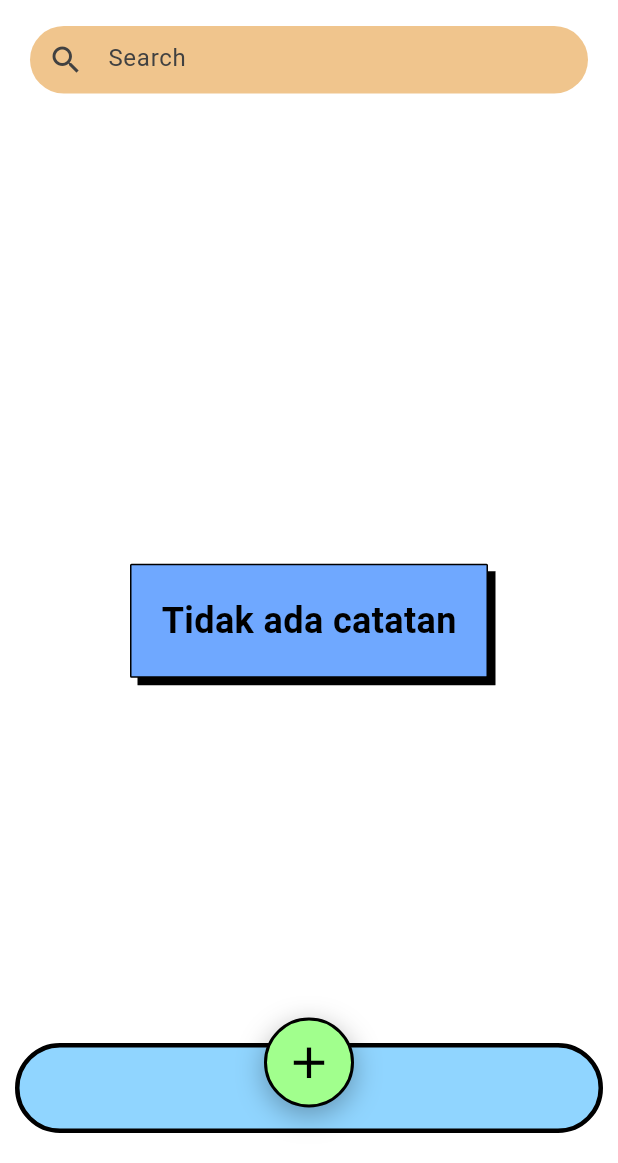
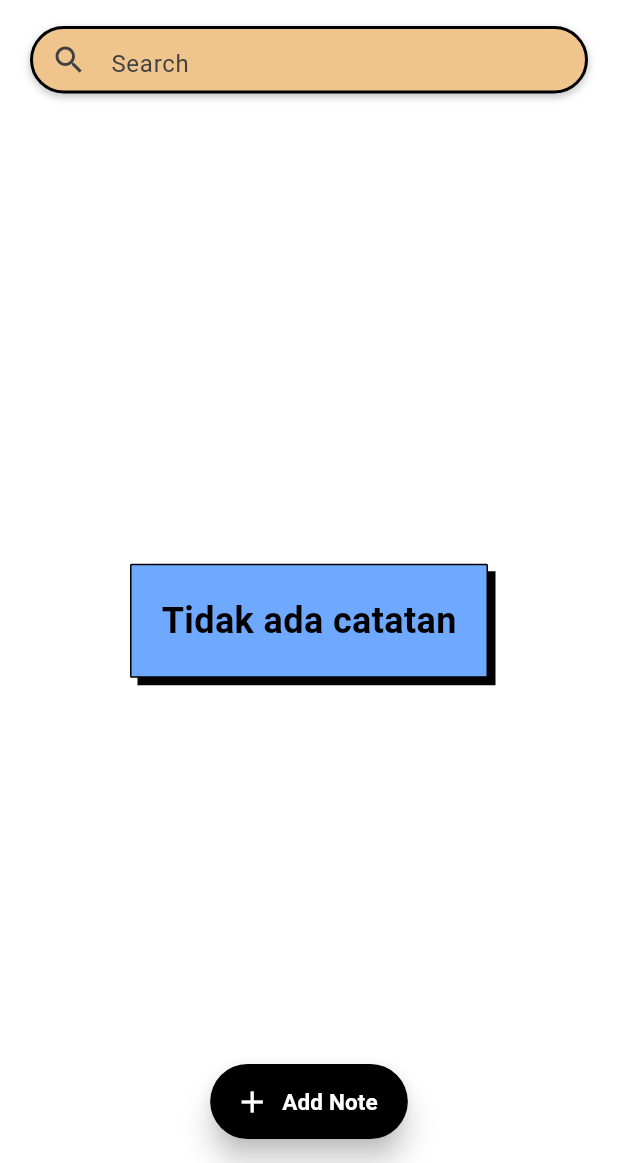
Before and after one commit to arifm1096/mnotes, a Flutter app: the screen it shows after launch, on a phone screen of 412 x 824 dp, the part 73-1236 px from its top. Run offline on Flutter 3.47's test engine with Material 3 defaults, Android fonts, the phone set to English and light mode, and no system bars; our stand-ins replace flutter_riverpod, hive, hive_flutter; accounts and stored records are empty.

Commit message:
changes navigator button

```diff
--- a/lib/features/notes/pages/notes_page.dart
+++ b/lib/features/notes/pages/notes_page.dart
@@ -120,6 +120,18 @@ class _NotesPageState extends ConsumerState<NotesPage> {
           child: Column(
             children: [
               const SizedBox(height: 10),
+              Positioned(
+                left: 0.5,
+                top: 0.5,
+                right: -0.5,
+                bottom: -0.5,
+                child: Container(
+                  decoration: BoxDecoration(
+                    color: Colors.black,
+                    borderRadius: BorderRadius.circular(1.0),
+                  ),
+                ),
+              ),
 
               /// SEARCH
               Padding(
@@ -129,6 +141,16 @@ class _NotesPageState extends ConsumerState<NotesPage> {
                   decoration: BoxDecoration(
                     color: const Color.fromARGB(255, 240, 197, 141),
                     borderRadius: BorderRadius.circular(30),
+                    border: Border.fromBorderSide(
+                      BorderSide(color: Colors.black, width: 2),
+                    ),
+                    boxShadow: [
+                      BoxShadow(
+                        color: Colors.black26,
+                        offset: Offset(0, 2),
+                        blurRadius: 4,
+                      ),
+                    ],
                   ),
                   child: TextField(
                     controller: searchController,
@@ -137,9 +159,14 @@ class _NotesPageState extends ConsumerState<NotesPage> {
                     },
                     decoration: const InputDecoration(
                       border: InputBorder.none,
-                      prefixIcon: Icon(Icons.search, color: Color.fromARGB(255, 65, 65, 65)),
+                      prefixIcon: Icon(
+                        Icons.search,
+                        color: Color.fromARGB(255, 65, 65, 65),
+                      ),
                       hintText: 'Search',
-                      hintStyle: TextStyle(color: Color.fromARGB(255, 65, 65, 65)),
+                      hintStyle: TextStyle(
+                        color: Color.fromARGB(255, 65, 65, 65),
+                      ),
                     ),
                   ),
                 ),
@@ -163,50 +190,29 @@ class _NotesPageState extends ConsumerState<NotesPage> {
           ),
         ),
       ),
-      bottomNavigationBar: Material(
-        type: MaterialType.transparency, // ini kuncinya, bikin beneran transparan
-        child: Container(
-          margin: const EdgeInsets.only(left: 10, right: 10, bottom: 20),
-          height: 60,
-          decoration: BoxDecoration(
-            color: const Color(0xFF90D5FF),
-            borderRadius: BorderRadius.circular(30),
-            border: Border.all(color: Colors.black, width: 3.0),
 
-          ),
-          child: Stack(
-            clipBehavior: Clip.none,
-            alignment: Alignment.center,
-            children: [
-              Positioned(
-                top: -20,
-                child: GestureDetector(
-                  onTap: () {
-                    Navigator.push(
-                      context,
-                      MaterialPageRoute(builder: (_) => const AddNotePage()),
-                    );
-                  },
-                  child: Container(
-                    width: 60,
-                    height: 60,
-                    decoration: BoxDecoration(
-                      color: const Color(0xFFA1FF8D),
-                      shape: BoxShape.circle,
-                      boxShadow: [
-                        BoxShadow(
-                          color: Colors.black.withOpacity(0.3),
-                          blurRadius: 15,
-                          offset: const Offset(0, 5),
-                        ),
-                      ],
-                      border: Border.all(color: Colors.black, width: 2.0),
-                    ),
-                    child: const Icon(Icons.add, color: Colors.black, size: 35),
-                  ),
-                ),
+      // FAB
+      floatingActionButtonLocation: FloatingActionButtonLocation.centerFloat,
+      floatingActionButton: SizedBox(
+        width: 170,
+        height: 50,
+        child: Center(
+          child: FloatingActionButton.extended(
+            onPressed: () {
+              GORouter.of(context).go('/add-note');
+            },
+            backgroundColor: Colors.black,
+            elevation: 8,
+            shape: const StadiumBorder(),
+            icon: const Icon(Icons.add, color: Colors.white),
+            label: const Text(
+              "Add Note",
+              style: TextStyle(
+                color: Colors.white,
+                fontSize: 15,
+                fontWeight: FontWeight.w600,
               ),
-            ],
+            ),
           ),
         ),
       ),
```
